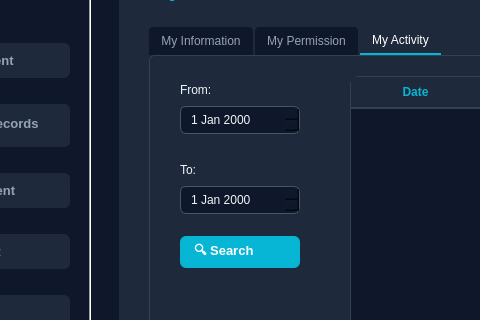
The window that ReceptionistWindow.ui (pvz2nghiaaa/HospitalManagement) describes before a commit, drawn with Qt 5; both pictures show x 161 to 641 and y 173 to 493 of the 1227 by 736 pixel window.
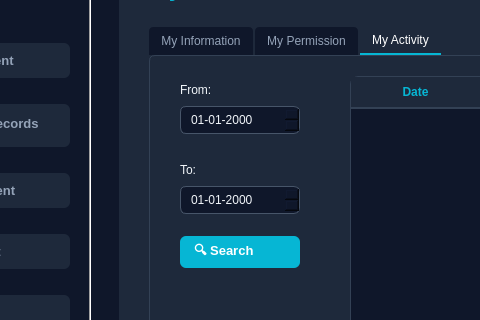
The same window after the commit. The open tabs and pages were chosen to show the change.

The edit to the form file:
```diff
--- a/ReceptionistWindow.ui
+++ b/ReceptionistWindow.ui
@@ -2026,6 +2026,9 @@
            <height>28</height>
           </rect>
          </property>
+         <property name="displayFormat">
+          <string>dd-MM-yyyy</string>
+         </property>
         </widget>
         <widget class="QLabel" name="label_32">
          <property name="geometry">
@@ -2049,6 +2052,9 @@
            <height>28</height>
           </rect>
          </property>
+         <property name="displayFormat">
+          <string>dd-MM-yyyy</string>
+         </property>
         </widget>
         <widget class="QPushButton" name="btnSearchActivity">
          <property name="geometry">
```
Left out of the diff: 6 changed lines with no effect on the pictures.
